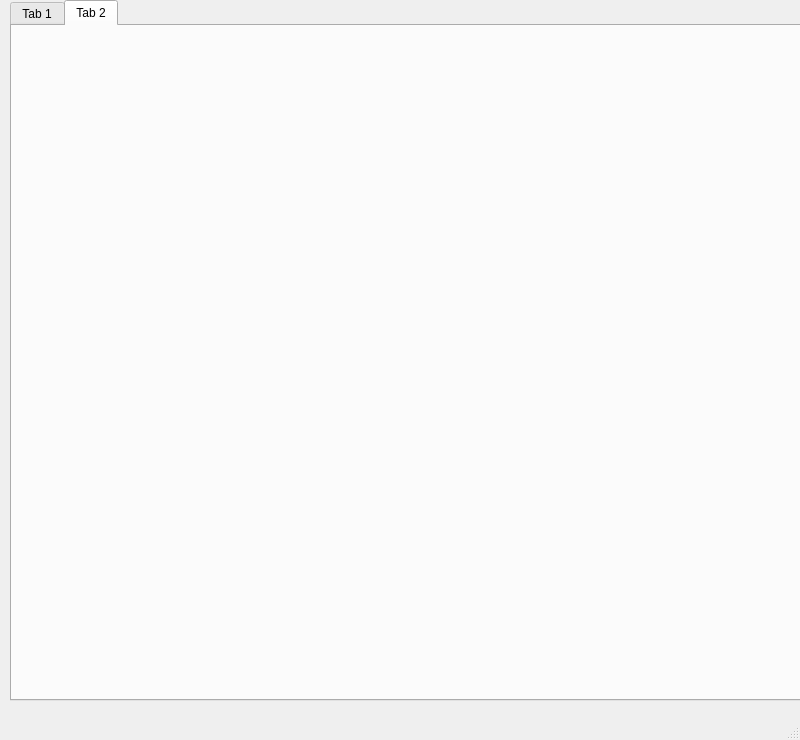
The window that main_window.ui (touchmii/Laser_Scan) describes before a commit, drawn with Qt 5.
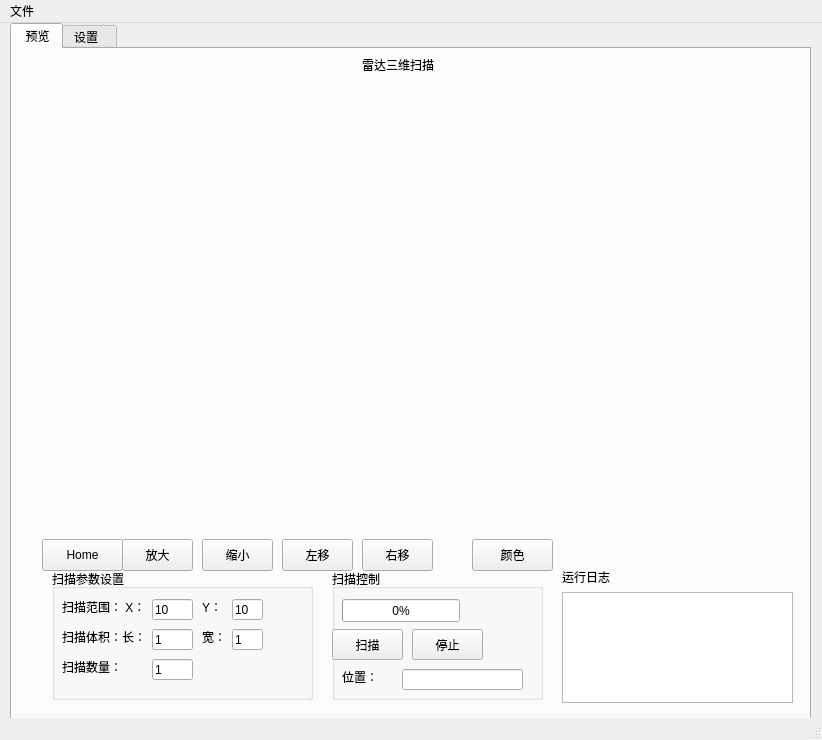
The same window after the commit. The open tabs and pages were chosen to show the change. Custom widgets are drawn as their Qt base class.

What changed in the file:
```diff
--- a/main_window.ui
+++ b/main_window.ui
@@ -6,14 +6,14 @@
    <rect>
     <x>0</x>
     <y>0</y>
-    <width>800</width>
+    <width>822</width>
     <height>740</height>
    </rect>
   </property>
   <property name="maximumSize">
    <size>
-    <width>800</width>
-    <height>800</height>
+    <width>1000</width>
+    <height>1000</height>
    </size>
   </property>
   <property name="windowTitle">
@@ -29,17 +29,397 @@
       <height>701</height>
      </rect>
     </property>
+    <property name="tabPosition">
+     <enum>QTabWidget::North</enum>
+    </property>
+    <property name="tabShape">
+     <enum>QTabWidget::Rounded</enum>
+    </property>
     <property name="currentIndex">
      <number>1</number>
     </property>
+    <property name="elideMode">
+     <enum>Qt::ElideMiddle</enum>
+    </property>
+    <property name="movable">
+     <bool>false</bool>
+    </property>
+    <property name="tabBarAutoHide">
+     <bool>false</bool>
+    </property>
+    <widget class="QWidget" name="tab_2">
+     <attribute name="title">
+      <string> 预览</string>
+     </attribute>
+     <widget class="QLabel" name="label_2">
+      <property name="geometry">
+       <rect>
+        <x>350</x>
+        <y>0</y>
+        <width>91</width>
+        <height>31</height>
+       </rect>
+      </property>
+      <property name="text">
+       <string>雷达三维扫描</string>
+      </property>
+     </widget>
+     <widget class="QGroupBox" name="groupBox_2">
+      <property name="geometry">
+       <rect>
+        <x>40</x>
+        <y>520</y>
+        <width>261</width>
+        <height>131</height>
+       </rect>
+      </property>
+      <property name="title">
+       <string>扫描参数设置</string>
+      </property>
+      <widget class="QLabel" name="label_12">
+       <property name="geometry">
+        <rect>
+         <x>10</x>
+         <y>30</y>
+         <width>91</width>
+         <height>16</height>
+        </rect>
+       </property>
+       <property name="text">
+        <string>扫描范围： X：</string>
+       </property>
+      </widget>
+      <widget class="QLabel" name="label_13">
+       <property name="geometry">
+        <rect>
+         <x>10</x>
+         <y>60</y>
+         <width>91</width>
+         <height>16</height>
+        </rect>
+       </property>
+       <property name="text">
+        <string>扫描体积：长：</string>
+       </property>
+      </widget>
+      <widget class="QLabel" name="label_14">
+       <property name="geometry">
+        <rect>
+         <x>10</x>
+         <y>90</y>
+         <width>59</width>
+         <height>16</height>
+        </rect>
+       </property>
+       <property name="text">
+        <string>扫描数量：</string>
+       </property>
+      </widget>
+      <widget class="QLineEdit" name="lineEdit_2">
+       <property name="geometry">
+        <rect>
+         <x>100</x>
+         <y>30</y>
+         <width>41</width>
+         <height>21</height>
+        </rect>
+       </property>
+       <property name="text">
+        <string>10</string>
+       </property>
+      </widget>
+      <widget class="QLineEdit" name="lineEdit_3">
+       <property name="geometry">
+        <rect>
+         <x>180</x>
+         <y>30</y>
+         <width>31</width>
+         <height>21</height>
+        </rect>
+       </property>
+       <property name="text">
+        <string>10</string>
+       </property>
+      </widget>
+      <widget class="QLineEdit" name="lineEdit_4">
+       <property name="geometry">
+        <rect>
+         <x>100</x>
+         <y>60</y>
+         <width>41</width>
+         <height>21</height>
+        </rect>
+       </property>
+       <property name="text">
+        <string>1</string>
+       </property>
+      </widget>
+      <widget class="QLineEdit" name="lineEdit_5">
+       <property name="geometry">
+        <rect>
+         <x>180</x>
+         <y>60</y>
+         <width>31</width>
+         <height>21</height>
+        </rect>
+       </property>
+       <property name="text">
+        <string>1</string>
+       </property>
+      </widget>
+      <widget class="QLineEdit" name="lineEdit_6">
+       <property name="geometry">
+        <rect>
+         <x>100</x>
+         <y>90</y>
+         <width>41</width>
+         <height>21</height>
+        </rect>
+       </property>
+       <property name="text">
+        <string>1</string>
+       </property>
+      </widget>
+      <widget class="QLabel" name="label_15">
+       <property name="geometry">
+        <rect>
+         <x>150</x>
+         <y>30</y>
+         <width>21</width>
+         <height>16</height>
+        </rect>
+       </property>
+       <property name="text">
+        <string>Y：</string>
+       </property>
+      </widget>
+      <widget class="QLabel" name="label_16">
+       <property name="geometry">
+        <rect>
+         <x>150</x>
+         <y>60</y>
+         <width>21</width>
+         <height>16</height>
+        </rect>
+       </property>
+       <property name="text">
+        <string>宽：</string>
+       </property>
+      </widget>
+     </widget>
+     <widget class="QGroupBox" name="groupBox_3">
+      <property name="geometry">
+       <rect>
+        <x>320</x>
+        <y>520</y>
+        <width>211</width>
+        <height>131</height>
+       </rect>
+      </property>
+      <property name="title">
+       <string>扫描控制</string>
+      </property>
+      <widget class="QPushButton" name="start_scan">
+       <property name="geometry">
+        <rect>
+         <x>0</x>
+         <y>60</y>
+         <width>71</width>
+         <height>31</height>
+        </rect>
+       </property>
+       <property name="text">
+        <string>扫描</string>
+       </property>
+      </widget>
+      <widget class="QProgressBar" name="progressBar">
+       <property name="geometry">
+        <rect>
+         <x>10</x>
+         <y>30</y>
+         <width>118</width>
+         <height>23</height>
+        </rect>
+       </property>
+       <property name="maximum">
+        <number>19</number>
+       </property>
+       <property name="value">
+        <number>0</number>
+       </property>
+      </widget>
+      <widget class="QPushButton" name="pushButton_3">
+       <property name="geometry">
+        <rect>
+         <x>80</x>
+         <y>60</y>
+         <width>71</width>
+         <height>31</height>
+        </rect>
+       </property>
+       <property name="text">
+        <string>停止</string>
+       </property>
+      </widget>
+      <widget class="QLabel" name="label_18">
+       <property name="geometry">
+        <rect>
+         <x>10</x>
+         <y>100</y>
+         <width>59</width>
+         <height>16</height>
+        </rect>
+       </property>
+       <property name="text">
+        <string>位置：</string>
+       </property>
+      </widget>
+      <widget class="QLineEdit" name="lineEdit_7">
+       <property name="geometry">
+        <rect>
+         <x>70</x>
+         <y>100</y>
+         <width>121</width>
+         <height>21</height>
+        </rect>
+       </property>
+      </widget>
+     </widget>
+     <widget class="QTextEdit" name="textEdit">
+      <property name="geometry">
+       <rect>
+        <x>550</x>
+        <y>543</y>
+        <width>231</width>
+        <height>111</height>
+       </rect>
+      </property>
+     </widget>
+     <widget class="QLabel" name="label_17">
+      <property name="geometry">
+       <rect>
+        <x>550</x>
+        <y>520</y>
+        <width>59</width>
+        <height>16</height>
+       </rect>
+      </property>
+      <property name="text">
+       <string>运行日志</string>
+      </property>
+     </widget>
+     <widget class="QWidget" name="widget_2" native="true">
+      <property name="geometry">
+       <rect>
+        <x>20</x>
+        <y>30</y>
+        <width>751</width>
+        <height>451</height>
+       </rect>
+      </property>
+     </widget>
+     <widget class="QPushButton" name="pushButton_4">
+      <property name="geometry">
+       <rect>
+        <x>30</x>
+        <y>490</y>
+        <width>81</width>
+        <height>32</height>
+       </rect>
+      </property>
+      <property name="text">
+       <string>Home</string>
+      </property>
+     </widget>
+     <widget class="QPushButton" name="zoom_in">
+      <property name="geometry">
+       <rect>
+        <x>110</x>
+        <y>490</y>
+        <width>71</width>
+        <height>32</height>
+       </rect>
+      </property>
+      <property name="text">
+       <string>放大</string>
+      </property>
+      <property name="autoRepeat">
+       <bool>true</bool>
+      </property>
+     </widget>
+     <widget class="QPushButton" name="zoom_out">
+      <property name="geometry">
+       <rect>
+        <x>190</x>
+        <y>490</y>
+        <width>71</width>
+        <height>32</height>
+       </rect>
+      </property>
+      <property name="text">
+       <string>缩小</string>
+      </property>
+      <property name="autoRepeat">
+       <bool>true</bool>
+      </property>
+     </widget>
+     <widget class="QPushButton" name="zoom_left">
+      <property name="geometry">
+       <rect>
+        <x>270</x>
+        <y>490</y>
+        <width>71</width>
+        <height>32</height>
+       </rect>
+      </property>
+      <property name="text">
+       <string>左移</string>
+      </property>
+      <property name="autoRepeat">
+       <bool>true</bool>
+      </property>
+     </widget>
+     <widget class="QPushButton" name="zoom_right">
+      <property name="geometry">
+       <rect>
+        <x>350</x>
+        <y>490</y>
+        <width>71</width>
+        <height>32</height>
+       </rect>
+      </property>
+      <property name="text">
+       <string>右移</string>
+      </property>
+      <property name="autoRepeat">
+       <bool>true</bool>
+      </property>
+     </widget>
+     <widget class="QPushButton" name="get_color">
+      <property name="geometry">
+       <rect>
+        <x>460</x>
+        <y>490</y>
+        <width>81</width>
+        <height>32</height>
+       </rect>
+      </property>
+      <property name="text">
+       <string>颜色</string>
+      </property>
+      <property name="checkable">
+       <bool>true</bool>
+      </property>
+     </widget>
+    </widget>
     <widget class="QWidget" name="tab">
      <attribute name="title">
-      <string>Tab 1</string>
+      <string>设置  </string>
      </attribute>
      <widget class="QGroupBox" name="camera_control">
       <property name="geometry">
        <rect>
-        <x>450</x>
+        <x>430</x>
         <y>490</y>
         <width>291</width>
         <height>171</height>
@@ -299,8 +679,8 @@
      <widget class="QGroupBox" name="groupBox">
       <property name="geometry">
        <rect>
-        <x>30</x>
-        <y>210</y>
+        <x>430</x>
+        <y>350</y>
         <width>341</width>
         <height>131</height>
        </rect>
@@ -439,18 +819,18 @@
       <property name="geometry">
        <rect>
         <x>30</x>
-        <y>60</y>
-        <width>321</width>
-        <height>141</height>
+        <y>50</y>
+        <width>381</width>
+        <height>281</height>
        </rect>
       </property>
       <widget class="PlotWidget" name="graphicsView">
        <property name="geometry">
         <rect>
-         <x>10</x>
-         <y>0</y>
-         <width>301</width>
-         <height>131</height>
+         <x>20</x>
+         <y>10</y>
+         <width>351</width>
+         <height>251</height>
         </rect>
        </property>
       </widget>
@@ -458,39 +838,26 @@
      <widget class="QLabel" name="label">
       <property name="geometry">
        <rect>
-        <x>150</x>
+        <x>180</x>
         <y>10</y>
         <width>91</width>
         <height>31</height>
        </rect>
       </property>
       <property name="text">
-       <string>雷达纵向扫描</string>
+       <string>雷达二维扫描</string>
       </property>
      </widget>
      <widget class="QWidget" name="widget_3" native="true">
       <property name="geometry">
        <rect>
-        <x>420</x>
-        <y>260</y>
-        <width>321</width>
-        <height>201</height>
+        <x>430</x>
+        <y>60</y>
+        <width>331</width>
+        <height>271</height>
        </rect>
       </property>
      </widget>
-     <widget class="QLabel" name="label_2">
-      <property name="geometry">
-       <rect>
-        <x>530</x>
-        <y>20</y>
-        <width>81</width>
-        <height>21</height>
-       </rect>
-      </property>
-      <property name="text">
-       <string>雷达横向扫描</string>
-      </property>
-     </widget>
      <widget class="QGroupBox" name="ptz_control">
       <property name="geometry">
        <rect>
@@ -608,31 +975,11 @@
        </property>
       </widget>
      </widget>
-     <widget class="QWidget" name="widget_2" native="true">
-      <property name="geometry">
-       <rect>
-        <x>410</x>
-        <y>50</y>
-        <width>311</width>
-        <height>141</height>
-       </rect>
-      </property>
-      <widget class="PlotWidget2" name="graphicsView_2">
-       <property name="geometry">
-        <rect>
-         <x>10</x>
-         <y>10</y>
-         <width>291</width>
-         <height>131</height>
-        </rect>
-       </property>
-      </widget>
-     </widget>
      <widget class="QLabel" name="label_3">
       <property name="geometry">
        <rect>
-        <x>550</x>
-        <y>240</y>
+        <x>560</x>
+        <y>10</y>
         <width>60</width>
         <height>16</height>
        </rect>
@@ -642,11 +989,6 @@
       </property>
      </widget>
     </widget>
-    <widget class="QWidget" name="tab_2">
-     <attribute name="title">
-      <string>Tab 2</string>
-     </attribute>
-    </widget>
    </widget>
   </widget>
   <widget class="QMenuBar" name="menubar">
@@ -654,12 +996,30 @@
     <rect>
      <x>0</x>
      <y>0</y>
-     <width>800</width>
+     <width>822</width>
      <height>22</height>
     </rect>
    </property>
+   <widget class="QMenu" name="menu">
+    <property name="title">
+     <string>文件</string>
+    </property>
+    <addaction name="actionOpen"/>
+    <addaction name="actionSave"/>
+   </widget>
+   <addaction name="menu"/>
   </widget>
   <widget class="QStatusBar" name="statusbar"/>
+  <action name="actionOpen">
+   <property name="text">
+    <string>Open</string>
+   </property>
+  </action>
+  <action name="actionSave">
+   <property name="text">
+    <string>Save</string>
+   </property>
+  </action>
  </widget>
  <customwidgets>
   <customwidget>
@@ -667,11 +1027,6 @@
    <extends>QGraphicsView</extends>
    <header>pyqtgraph</header>
   </customwidget>
-  <customwidget>
-   <class>PlotWidget2</class>
-   <extends>QGraphicsView</extends>
-   <header>pyqtgraph</header>
-  </customwidget>
  </customwidgets>
  <resources/>
  <connections/>
```
